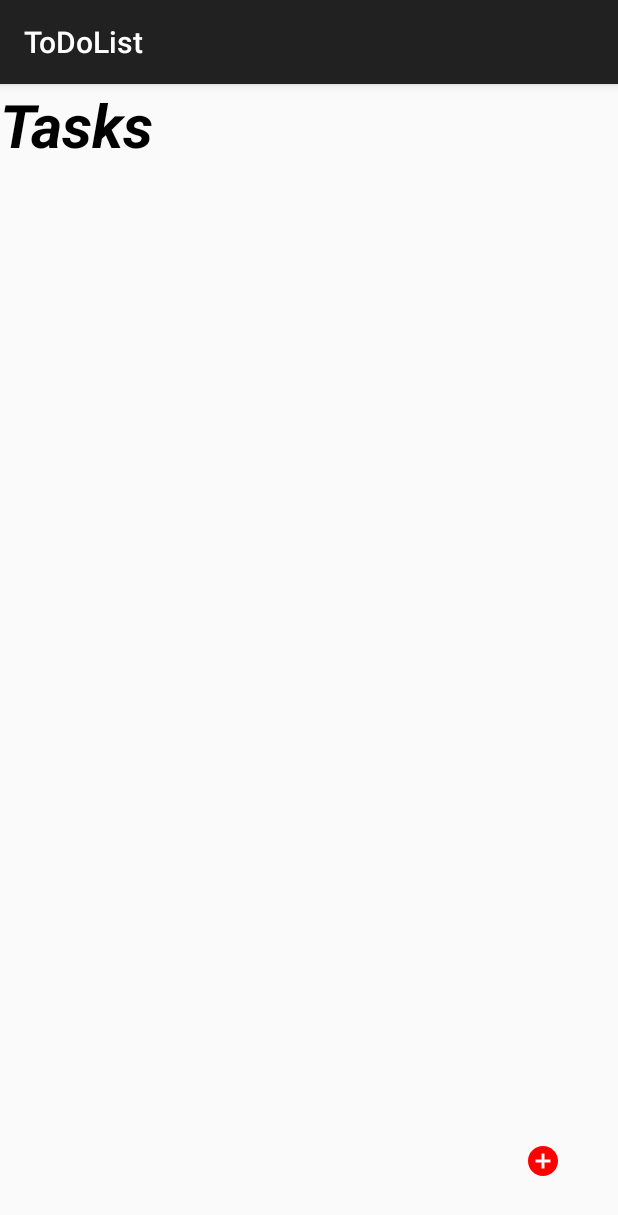
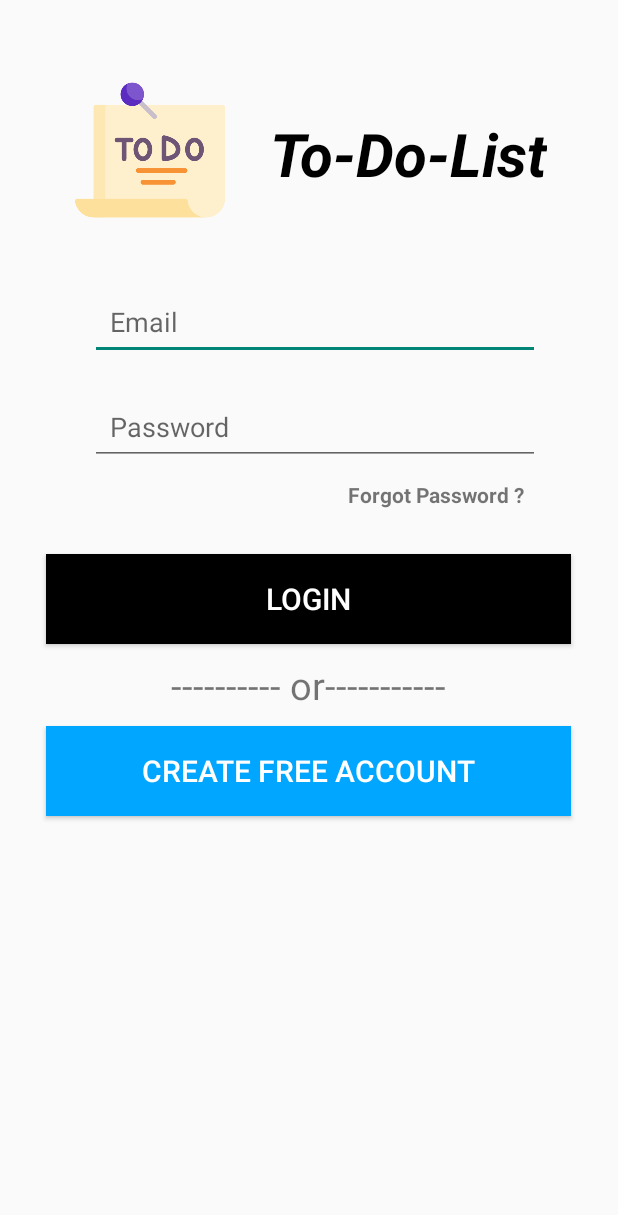
Before and after one commit to NikolazKanojia/Todolist, an Android app built with Jetpack Compose: the screen it shows after launch (MainActivity before the commit, Loginpage after it), on a phone screen of 412 x 824 dp. Shown: the top 1215 px of the screen. Run offline under Robolectric (Android 15) with nearby library versions, the phone set to English and light mode, and no system bars.

Commit message:
Basic todo list
Basic todo list

```diff
--- /dev/null
+++ b/app/src/main/java/com/example/todolist/Loginpage.kt
@@ -0,0 +1,79 @@
+package com.example.todolist
+
+import android.content.Intent
+import android.os.Bundle
+import android.util.Log
+import android.widget.Button
+import android.widget.EditText
+import android.widget.TextView
+import android.widget.Toast
+
+
+import androidx.appcompat.app.AppCompatActivity
+class Loginpage : AppCompatActivity() {
+    override fun onCreate(savedInstanceState: Bundle?) {
+        super.onCreate(savedInstanceState)
+        setContentView(R.layout.activity_loginpage)
+
+// here we get the data from sharedprefrence
+        val sharedPreferences = getSharedPreferences("MySharedPref", MODE_PRIVATE)
+        val editor=sharedPreferences.edit()
+        val data=sharedPreferences.getBoolean("isdatapresent", false)
+        if(data)
+        {
+            startActivity(Intent(this,MainActivity::class.java))
+
+        }
+
+//here we are make obj of the edit field
+        val edemailtxt=findViewById<EditText>(R.id.Edemail)
+        val edpasstxt=findViewById<EditText>(R.id.Edpass)
+        val forgotpass=findViewById<TextView>(R.id.Tvforgotpass)
+        val loginbtn=findViewById<Button>(R.id.Loginbtn)
+        val createbtn=findViewById<Button>(R.id.btnCreateFreeAcc)
+
+        //here we get the input from the user and storing it to a var
+
+
+
+
+
+        //login btn work is done is here
+        loginbtn.setOnClickListener{
+            var edemail=edemailtxt.text.toString().trim()
+            var edpass=edpasstxt.text.toString().trim()
+
+            val emailid=sharedPreferences.getString("email",null)
+            val pass=sharedPreferences.getString("password",null)
+
+
+                        if((edemail.equals(emailid) && edpass.equals(pass)))
+            {
+                startActivity(Intent(this,MainActivity::class.java))
+
+            }
+            else if(edemail==null && edpass==null)
+            {
+                Toast.makeText(this,"please enter the above fields before pressing the button",Toast.LENGTH_LONG).show()
+
+            }
+            else
+            {
+                Toast.makeText(this,"Please enter the valid Credentials",Toast.LENGTH_LONG).show()
+            }
+
+        }
+        //create a free account work is done here
+        createbtn.setOnClickListener{
+            startActivity(Intent(this,Signuppage::class.java))
+        }
+
+        //Forgotpassword work is done here
+        forgotpass.setOnClickListener{
+            startActivity(Intent(this,Signuppage::class.java))
+        }
+
+
+
+        }
+    }
--- /dev/null
+++ b/app/src/main/res/drawable/baseline_arrow_back_24.xml
@@ -0,0 +1,5 @@
+<vector xmlns:android="http://schemas.android.com/apk/res/android" android:autoMirrored="true" android:height="24dp" android:tint="#7D7D7D" android:viewportHeight="24" android:viewportWidth="24" android:width="24dp">
+
+    <path android:fillColor="@android:color/white" android:pathData="M20,11H7.83l5.59,-5.59L12,4l-8,8 8,8 1.41,-1.41L7.83,13H20v-2z"/>
+
+</vector>
--- /dev/null
+++ b/app/src/main/res/drawable/baseline_logout_24.xml
@@ -0,0 +1,5 @@
+<vector xmlns:android="http://schemas.android.com/apk/res/android" android:autoMirrored="true" android:height="24dp" android:tint="#7D7D7D" android:viewportHeight="24" android:viewportWidth="24" android:width="24dp">
+
+    <path android:fillColor="@android:color/white" android:pathData="M17,7l-1.41,1.41L18.17,11H8v2h10.17l-2.58,2.58L17,17l5,-5zM4,5h8V3H4c-1.1,0 -2,0.9 -2,2v14c0,1.1 0.9,2 2,2h8v-2H4V5z"/>
+
+</vector>
--- /dev/null
+++ b/app/src/main/res/layout/activity_loginpage.xml
@@ -0,0 +1,109 @@
+<?xml version="1.0" encoding="utf-8"?>
+<RelativeLayout
+    xmlns:android="http://schemas.android.com/apk/res/android"
+    xmlns:app="http://schemas.android.com/apk/res-auto"
+    xmlns:tools="http://schemas.android.com/tools"
+    android:id="@+id/main"
+    android:layout_width="match_parent"
+    android:layout_height="match_parent"
+    tools:context=".Loginpage"
+    android:layout_gravity="center"
+    >
+
+
+
+    <LinearLayout
+        android:padding="20dp"
+        android:id="@+id/Lv1"
+        android:layout_width="match_parent"
+        android:layout_height="wrap_content"
+        android:orientation="horizontal">
+
+        <ImageView
+            android:id="@+id/IMageIcon"
+            android:layout_width="100dp"
+            android:layout_height="100dp"
+            android:src="@drawable/todoicon"
+            android:layout_marginTop="30dp"
+            android:layout_marginLeft="30dp"
+            />
+        <TextView
+            android:textColor="@color/black"
+            android:id="@+id/Texttodo"
+            android:layout_width="wrap_content"
+            android:layout_height="wrap_content"
+            android:text="To-Do-List"
+            android:textStyle="bold|italic"
+            android:textSize="40sp"
+            android:layout_toEndOf="@+id/IMageIcon"
+            android:layout_marginTop="55dp"
+            android:layout_marginLeft="30dp"
+            />
+
+    </LinearLayout>
+
+    <EditText
+        android:inputType="textEmailAddress"
+        android:layout_marginTop="20dp"
+        android:layout_below="@+id/Lv1"
+        android:id="@+id/Edemail"
+        android:layout_width="300dp"
+        android:layout_height="50dp"
+        android:layout_marginLeft="60dp"
+        android:hint="Email"
+        android:padding="13dp" />
+    <EditText
+        android:inputType="text"
+        android:padding="13dp"
+        android:layout_marginTop="20dp"
+        android:id="@+id/Edpass"
+        android:layout_width="300dp"
+        android:layout_height="50dp"
+        android:layout_marginLeft="60dp"
+        android:layout_below="@+id/Edemail"
+        android:hint="Password"/>
+    <TextView
+        android:id="@+id/Tvforgotpass"
+        android:padding="10dp"
+        android:layout_width="wrap_content"
+        android:layout_height="wrap_content"
+        android:text="Forgot Password ?"
+        android:layout_below="@+id/Edpass"
+        android:layout_alignEnd="@id/Edpass"
+        android:textStyle="bold"
+        />
+    <Button
+        android:background="@color/black"
+        android:textColor="#FFFFFF"
+        android:id="@+id/Loginbtn"
+        android:layout_marginTop="20dp"
+        android:layout_centerHorizontal="true"
+        android:layout_width="350dp"
+        android:layout_height="60dp"
+        android:layout_below="@+id/Tvforgotpass"
+        android:text="LOGIN"
+        android:textSize="20sp"
+        />
+    <TextView
+        android:layout_marginTop="10dp"
+        android:id="@+id/TVorline"
+        android:layout_width="wrap_content"
+        android:layout_height="wrap_content"
+        android:text="---------- or-----------"
+        android:layout_below="@+id/Loginbtn"
+        android:layout_centerHorizontal="true"
+        android:textSize="25sp"/>
+    <Button
+        android:id="@+id/btnCreateFreeAcc"
+        android:background="#00A6FF"
+        android:textColor="#ffff"
+        android:layout_marginTop="10dp"
+        android:layout_centerHorizontal="true"
+        android:layout_width="350dp"
+        android:layout_height="60dp"
+        android:layout_below="@+id/TVorline"
+        android:text="CREATE FREE ACCOUNT"
+        android:textSize="20sp"
+        />
+
+</RelativeLayout>
```
Also changed, not shown: app/src/main/AndroidManifest.xml (+15 -8 lines), app/src/main/java/com/example/todolist/MainActivity.kt (+9 -2 lines), app/src/main/java/com/example/todolist/Signuppage.kt (added, +64 -0 lines), app/src/main/res/layout/activity_main.xml (+7 -0 lines), app/src/main/res/layout/activity_signuppage.xml (added, +72 -0 lines), app/src/main/res/layout/taskbar_basicinfo.xml (added, +25 -0 lines), app/src/main/res/drawable/todoicon.png (added), 2 other files.
